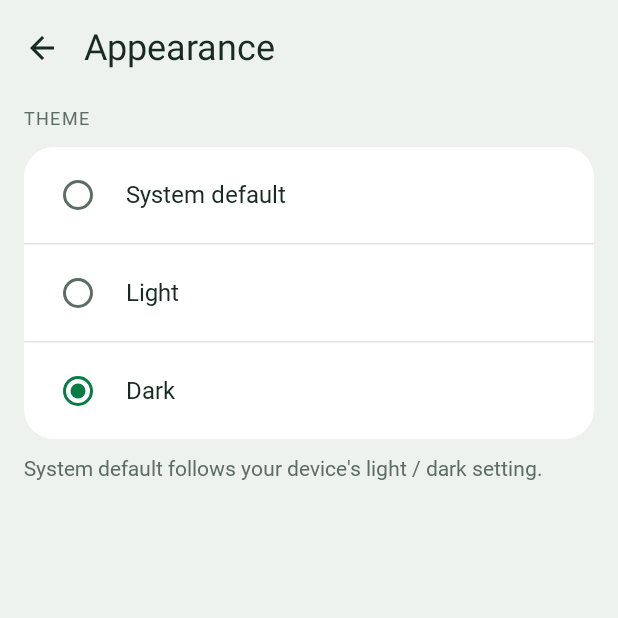
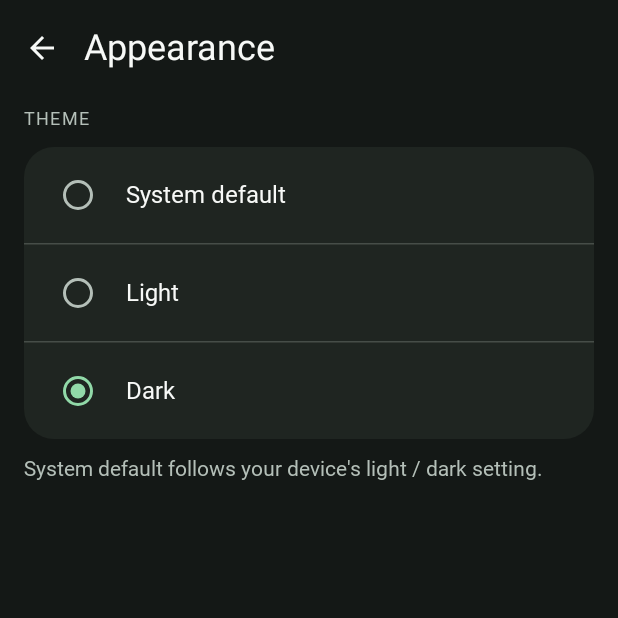
Before and after one commit to KRFbrothers/teamily-android-ui, an Android app built with Jetpack Compose: the AppearanceScreen screen opened through its navigation route, after a tap on "Dark", on a phone screen of 412 x 824 dp, the top half of it. Run offline under Robolectric (Android 15) with nearby library versions, the phone set to English and light mode, and no system bars; Roboto replaces fonts that are not available here; 1 other tap on this screen came first.

Commit message:
fix(theme): observe SettingsStore.themeMode in MainActivity to dynamically apply dark and light mode

```diff
--- a/app/src/main/java/ai/duagenai/design/nav/MainActivity.kt
+++ b/app/src/main/java/ai/duagenai/design/nav/MainActivity.kt
@@ -4,6 +4,13 @@ import android.os.Bundle
 import androidx.activity.ComponentActivity
 import androidx.activity.compose.setContent
 import androidx.activity.enableEdgeToEdge
+import androidx.compose.foundation.isSystemInDarkTheme
+import androidx.compose.runtime.getValue
+import androidx.compose.runtime.remember
+import androidx.compose.ui.platform.LocalContext
+import androidx.lifecycle.compose.collectAsStateWithLifecycle
+import ai.duagenai.design.screens.SettingsStore
+import ai.duagenai.design.screens.ThemeMode
 import ai.duagenai.design.theme.DuaGenAITheme
 
 /**
@@ -23,7 +30,15 @@ class MainActivity : ComponentActivity() {
         super.onCreate(savedInstanceState)
         enableEdgeToEdge()
         setContent {
-            DuaGenAITheme {
+            val context = LocalContext.current
+            val settings = remember(context) { SettingsStore(context.applicationContext) }
+            val themeMode by settings.themeMode.collectAsStateWithLifecycle(ThemeMode.System)
+            val isDark = when (themeMode) {
+                ThemeMode.Light -> false
+                ThemeMode.Dark -> true
+                ThemeMode.System -> isSystemInDarkTheme()
+            }
+            DuaGenAITheme(darkTheme = isDark) {
                 DuaGenAINavHost()
             }
         }
--- a/app/src/main/java/ai/duagenai/design/theme/DuaGenAITheme.kt
+++ b/app/src/main/java/ai/duagenai/design/theme/DuaGenAITheme.kt
@@ -296,8 +296,9 @@ object DuaGenAITheme {
                 SideEffect {
                     val window = (view.context as? Activity)?.window ?: return@SideEffect
                     // Dark theme: light icons. Light theme: dark icons.
-                    WindowCompat.getInsetsController(window, view)
-                        .isAppearanceLightStatusBars = !darkTheme
+                    val insetsController = WindowCompat.getInsetsController(window, view)
+                    insetsController.isAppearanceLightStatusBars = !darkTheme
+                    insetsController.isAppearanceLightNavigationBars = !darkTheme
                 }
             }
             CompositionLocalProvider(LocalDuaGenAISpacing provides DuaGenAISpacing()) {
```
